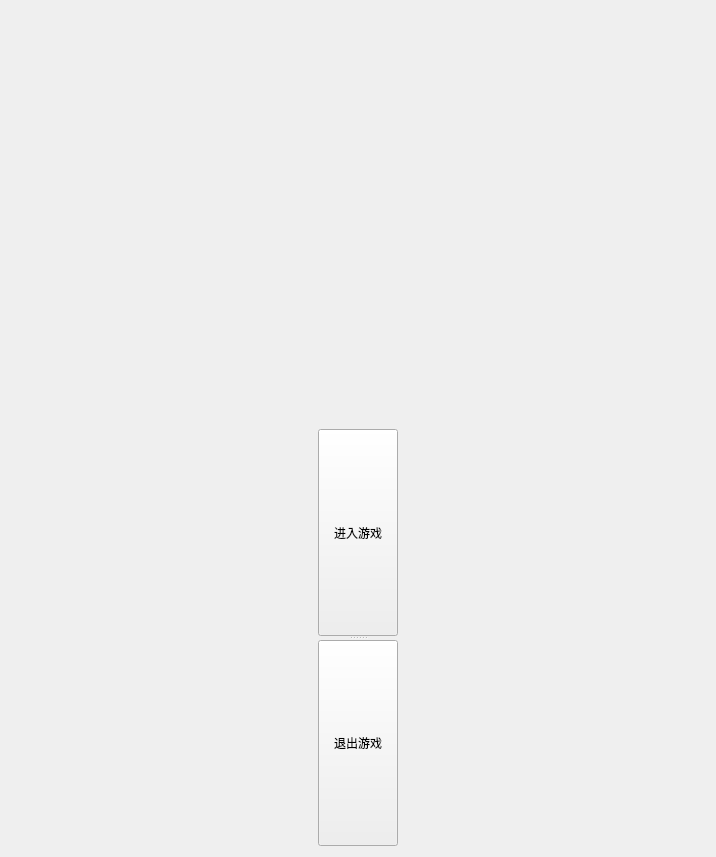
This is login.ui in BITLJY/SnakeGame as Qt 5 draws it before an edit. The edited form follows.
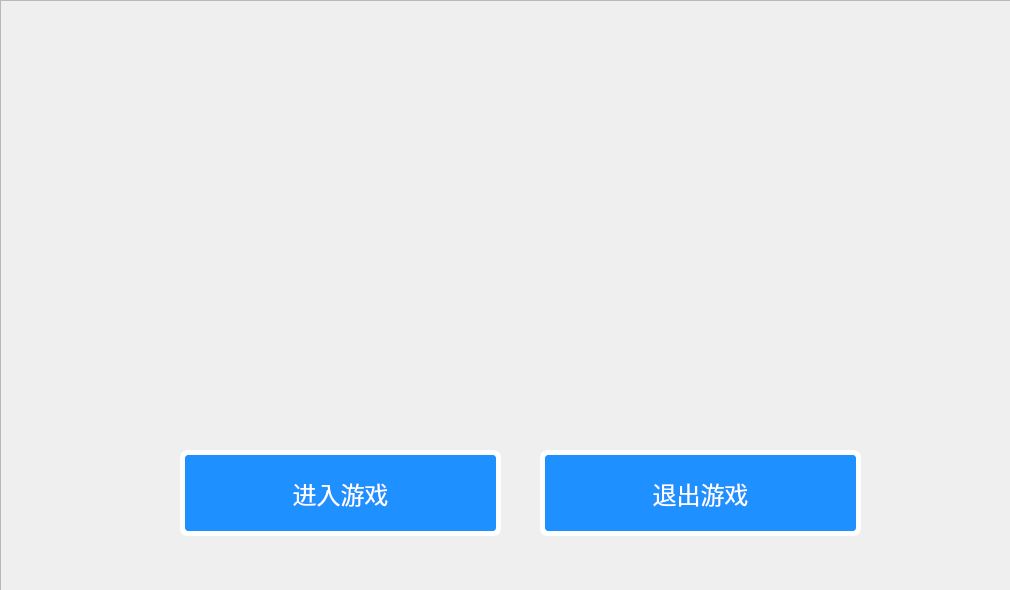
This is the edited form. Icons and pictures are not drawn.

Commit message: 添加了登陆背景和按钮美化

Patch:
```diff
--- a/login.ui
+++ b/login.ui
@@ -6,88 +6,160 @@
    <rect>
     <x>0</x>
     <y>0</y>
-    <width>716</width>
-    <height>857</height>
+    <width>1010</width>
+    <height>590</height>
    </rect>
   </property>
+  <property name="minimumSize">
+   <size>
+    <width>1010</width>
+    <height>590</height>
+   </size>
+  </property>
+  <property name="maximumSize">
+   <size>
+    <width>1010</width>
+    <height>590</height>
+   </size>
+  </property>
   <property name="windowTitle">
    <string>Form</string>
   </property>
-  <property name="styleSheet">
-   <string notr="true">#login{border-image: url(:/new/prefix1/Image/1486277309090.jpg);}</string>
-  </property>
-  <layout class="QGridLayout" name="gridLayout_2">
-   <item row="0" column="0">
-    <layout class="QGridLayout" name="gridLayout">
-     <item row="0" column="0">
-      <spacer name="verticalSpacer">
-       <property name="orientation">
-        <enum>Qt::Vertical</enum>
-       </property>
-       <property name="sizeHint" stdset="0">
-        <size>
-         <width>20</width>
-         <height>40</height>
-        </size>
-       </property>
-      </spacer>
-     </item>
-     <item row="1" column="0">
-      <layout class="QHBoxLayout" name="horizontalLayout">
-       <item>
-        <spacer name="horizontalSpacer">
-         <property name="orientation">
-          <enum>Qt::Horizontal</enum>
-         </property>
-         <property name="sizeHint" stdset="0">
-          <size>
-           <width>40</width>
-           <height>20</height>
-          </size>
-         </property>
-        </spacer>
-       </item>
-       <item>
-        <widget class="QSplitter" name="splitter">
-         <property name="orientation">
-          <enum>Qt::Vertical</enum>
-         </property>
-         <widget class="QPushButton" name="pB_enter">
-          <property name="styleSheet">
-           <string notr="true">font: 18pt &quot;幼圆&quot;;</string>
-          </property>
-          <property name="text">
-           <string>进入游戏</string>
-          </property>
-         </widget>
-         <widget class="QPushButton" name="pB_exit">
-          <property name="styleSheet">
-           <string notr="true">font: 18pt &quot;幼圆&quot;;</string>
-          </property>
-          <property name="text">
-           <string>退出游戏</string>
-          </property>
-         </widget>
-        </widget>
-       </item>
-       <item>
-        <spacer name="horizontalSpacer_2">
-         <property name="orientation">
-          <enum>Qt::Horizontal</enum>
-         </property>
-         <property name="sizeHint" stdset="0">
-          <size>
-           <width>40</width>
-           <height>20</height>
-          </size>
-         </property>
-        </spacer>
-       </item>
-      </layout>
-     </item>
-    </layout>
-   </item>
-  </layout>
+  <widget class="QSplitter" name="splitter">
+   <property name="geometry">
+    <rect>
+     <x>250</x>
+     <y>200</y>
+     <width>321</width>
+     <height>271</height>
+    </rect>
+   </property>
+   <property name="orientation">
+    <enum>Qt::Vertical</enum>
+   </property>
+  </widget>
+  <widget class="QFrame" name="frame">
+   <property name="geometry">
+    <rect>
+     <x>0</x>
+     <y>0</y>
+     <width>1011</width>
+     <height>591</height>
+    </rect>
+   </property>
+   <property name="styleSheet">
+    <string notr="true">#frame{
+border-image: url(:/new/prefix2/loginpicture.jpg)
+}</string>
+   </property>
+   <property name="frameShape">
+    <enum>QFrame::StyledPanel</enum>
+   </property>
+   <property name="frameShadow">
+    <enum>QFrame::Raised</enum>
+   </property>
+   <widget class="QPushButton" name="pB_in">
+    <property name="geometry">
+     <rect>
+      <x>180</x>
+      <y>450</y>
+      <width>321</width>
+      <height>86</height>
+     </rect>
+    </property>
+    <property name="styleSheet">
+     <string notr="true">/*按钮普通态*/
+QPushButton
+{
+    /*字体为幼圆*/
+    font-family:幼圆;
+    /*字体大小为18点*/
+    font-size:18pt;
+    /*字体颜色为白色*/    
+    color:white;
+    /*背景颜色*/  
+    background-color:#1E90FF;
+    /*边框圆角半径为8像素*/ 
+    border-radius:8px;
+	border-style: outset;
+	border-width: 5px;
+	border-color: #FFFFFF;
+}
+
+/*按钮停留态*/
+QPushButton:hover
+{
+    /*背景颜色*/  
+    background-color:rgb(44 , 137 , 255);
+}
+
+/*按钮按下态*/
+QPushButton:pressed
+{
+    /*背景颜色*/  
+    background-color:rgb(14 , 135 , 228);
+    /*左内边距为3像素，让按下时字向右移动3像素*/  
+    padding-left:3px;
+    /*上内边距为3像素，让按下时字向下移动3像素*/  
+    padding-top:3px;
+}
+</string>
+    </property>
+    <property name="text">
+     <string>进入游戏</string>
+    </property>
+   </widget>
+   <widget class="QPushButton" name="pB_exit">
+    <property name="geometry">
+     <rect>
+      <x>540</x>
+      <y>450</y>
+      <width>321</width>
+      <height>86</height>
+     </rect>
+    </property>
+    <property name="styleSheet">
+     <string notr="true">/*按钮普通态*/
+QPushButton
+{
+    /*字体为幼圆*/
+    font-family:幼圆;
+    /*字体大小为18点*/
+    font-size:18pt;
+    /*字体颜色为白色*/    
+    color:white;
+    /*背景颜色*/  
+    background-color:#1E90FF;
+    /*边框圆角半径为8像素*/ 
+    border-radius:8px;
+	border-style: outset;
+	border-width: 5px;
+	border-color: #FFFFFF;
+}
+
+/*按钮停留态*/
+QPushButton:hover
+{
+    /*背景颜色*/  
+    background-color:rgb(44 , 137 , 255);
+}
+
+/*按钮按下态*/
+QPushButton:pressed
+{
+    /*背景颜色*/  
+    background-color:rgb(14 , 135 , 228);
+    /*左内边距为3像素，让按下时字向右移动3像素*/  
+    padding-left:3px;
+    /*上内边距为3像素，让按下时字向下移动3像素*/  
+    padding-top:3px;
+}</string>
+    </property>
+    <property name="text">
+     <string>退出游戏</string>
+    </property>
+   </widget>
+  </widget>
  </widget>
  <resources/>
  <connections/>
```
The commit also changes 11 other files.
